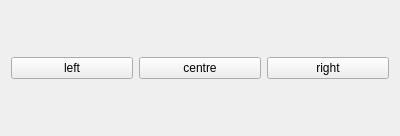
The window that components/path_conceptualizer/src/mainUI.ui (robocomp/robocomp-shadow) describes before a commit, drawn with Qt 5.
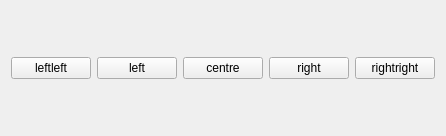
The same window after the commit.

Diff of the .ui file:
```diff
--- a/components/path_conceptualizer/src/mainUI.ui
+++ b/components/path_conceptualizer/src/mainUI.ui
@@ -22,6 +22,13 @@
   <layout class="QVBoxLayout" name="verticalLayout">
    <item>
     <layout class="QHBoxLayout" name="horizontalLayout">
+     <item>
+      <widget class="QPushButton" name="pushButton_leftleft">
+       <property name="text">
+        <string>leftleft</string>
+       </property>
+      </widget>
+     </item>
      <item>
       <widget class="QPushButton" name="pushButton_left">
        <property name="text">
@@ -52,6 +59,13 @@
        </property>
       </widget>
      </item>
+     <item>
+      <widget class="QPushButton" name="pushButton_rightright">
+       <property name="text">
+        <string>rightright</string>
+       </property>
+      </widget>
+     </item>
     </layout>
    </item>
   </layout>
```
